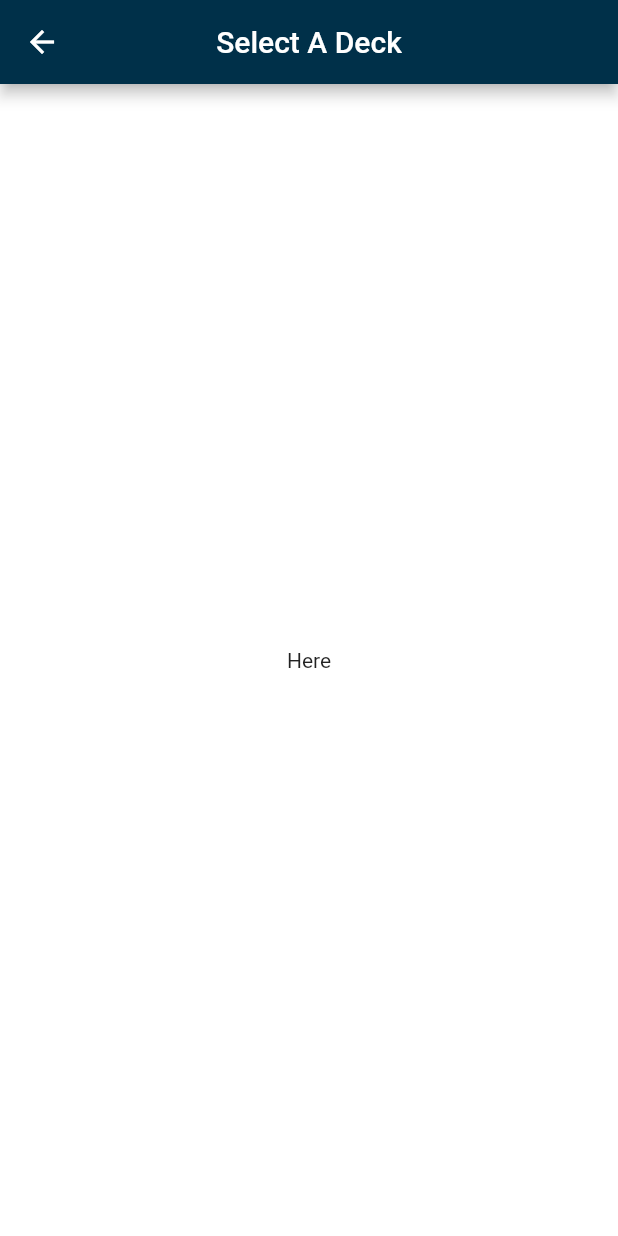
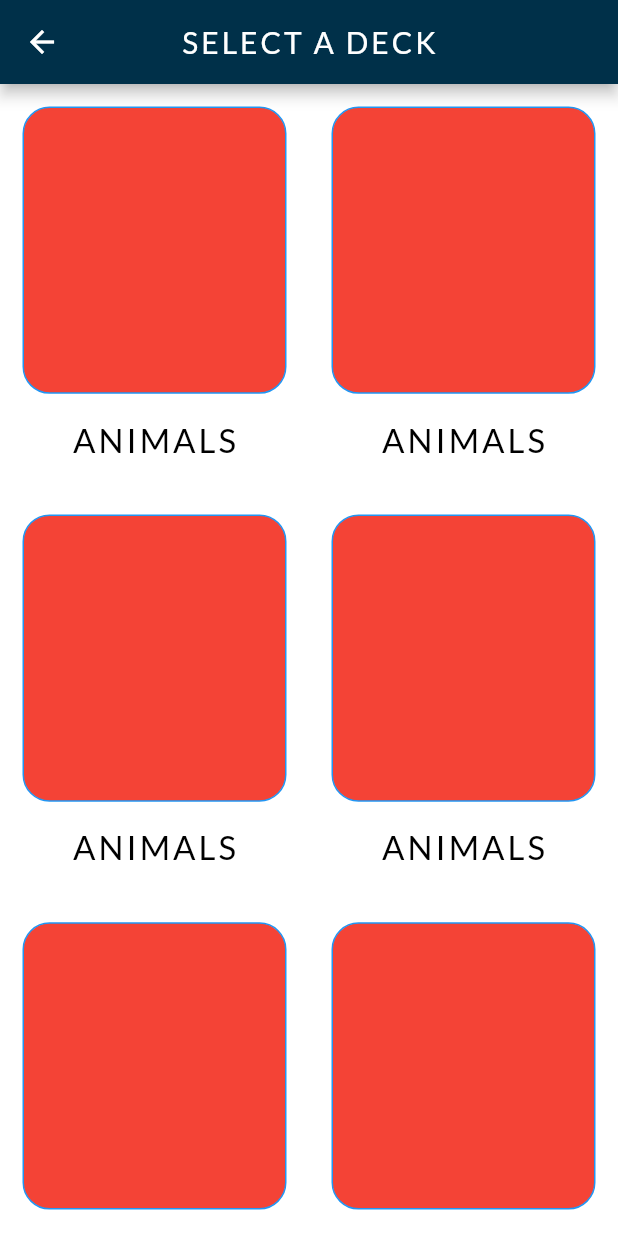
Before and after one commit to astutz96/catchphrase, a Flutter app: the SelectDeckScreen screen opened directly, on a phone screen of 412 x 824 dp. Run offline on Flutter 3.47's test engine with Material 2 defaults, Android fonts, the phone set to English and light mode, and no system bars.

Commit message:
added first iteration tiles for select deck screen

```diff
--- a/lib/select_deck_screen.dart
+++ b/lib/select_deck_screen.dart
@@ -6,15 +6,98 @@ class SelectDeckScreen extends StatelessWidget {
     return Scaffold(
       appBar: AppBar(
         title: Text(
-          'Select A Deck'
+          'SELECT A DECK',
+            style: TextStyle(
+            fontFamily: 'Lato',
+            letterSpacing: 2.0
+        ),
         ),
         centerTitle: true,
       ),
       body: Container(
-        child: Center(
-          child: Text('Here'),
-        ),
+          child: ListView(
+            children: <Widget>[
+              DeckCardRow(),
+              DeckCardRow(),
+              DeckCardRow(),
+              DeckCardRow(),
+            ],
+          ),
       ),
     );
   }
 }
+
+class DeckCardRow extends StatelessWidget {
+  @override
+  Widget build(BuildContext context) {
+    return Container(
+      height: MediaQuery.of(context).size.height *.33,
+      child: Row(
+        mainAxisAlignment: MainAxisAlignment.spaceEvenly,
+        children: <Widget>[
+          Expanded(
+              child: Container(
+                padding: EdgeInsets.all(10),
+                  child: DeckCard(),
+              ),
+          ),
+          Expanded(
+            child: Container(
+              padding: EdgeInsets.all(10),
+              child: DeckCard(),
+            ),
+          ),
+        ],
+      ),
+    );
+  }
+}
+
+
+class DeckCard extends StatelessWidget {
+  @override
+  Widget build(BuildContext context) {
+    return Container(
+
+      decoration: new BoxDecoration(
+        color: Colors.white,
+        borderRadius: BorderRadius.all(Radius.circular(18.0))
+      ),
+      child: Column(
+        mainAxisAlignment: MainAxisAlignment.spaceEvenly,
+        children: <Widget>[
+          Expanded(
+            flex: 4,
+            child: Container(
+              //padding: EdgeInsets.all(5.0),
+              margin: EdgeInsets.all(5.0),
+              decoration: BoxDecoration(
+                color: Colors.red,
+                border: Border.all(color: Colors.blue),
+                borderRadius: BorderRadius.all(Radius.circular(18.0)),
+              ),
+            ),
+          ),
+          Expanded(
+            flex: 1,
+            child: Center(
+              child: FittedBox(
+                fit: BoxFit.contain,
+                child: Text(
+                  'ANIMALS',
+                  style: TextStyle(
+                      color: Colors.black,
+                      fontFamily: 'Lato',
+                      fontSize: 22.0,
+                      letterSpacing: 2.0
+                  ),
+                ),
+              ),
+            ),
+          ),
+        ],
+      ),
+    );
+  }
+}
```
